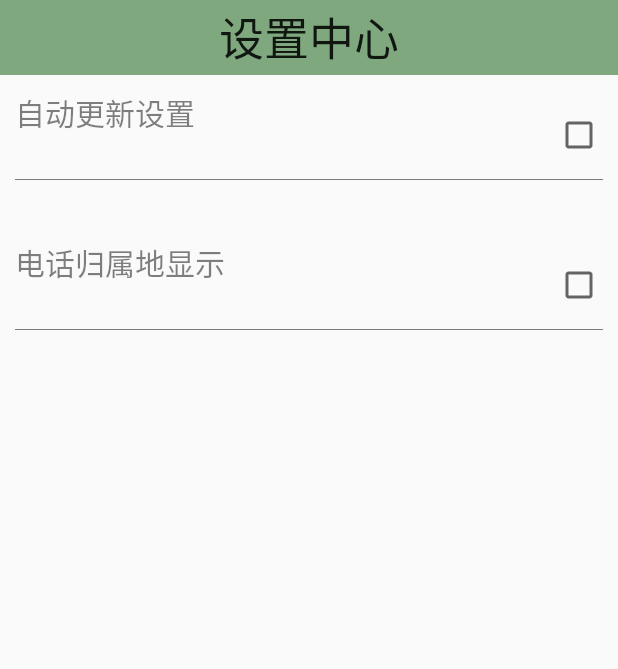
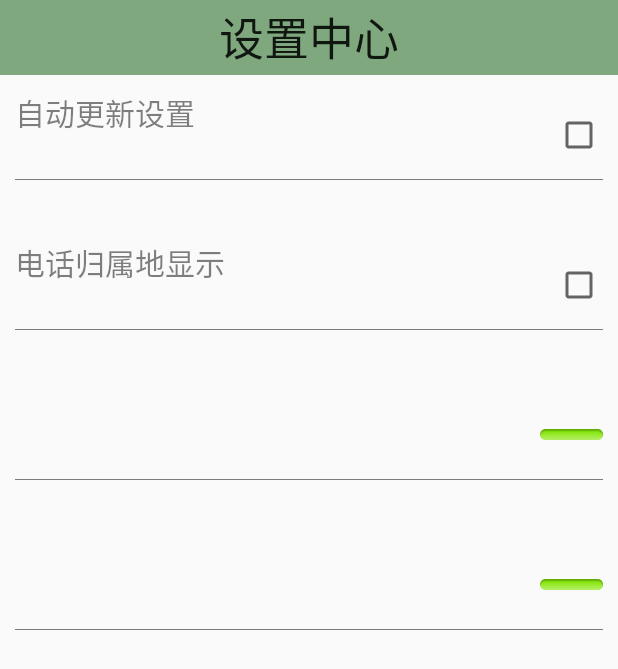
Before and after one commit to FAAAAAAAAY/MobileSafe1, an Android app: the layout activity_setting.xml on its own in the app's theme, with its tools: preview values and no code run, on a phone screen of 412 x 824 dp. Shown: the top 669 px of the screen. Run offline under Robolectric (Android 15) with nearby library versions, the phone set to English and light mode, and no system bars.

Commit message:
Drag view!!!!!!!

```diff
--- /dev/null
+++ b/app/src/main/java/com/example/yifei/mobilesafe/view/SettingClickView.java
@@ -0,0 +1,63 @@
+package com.example.yifei.mobilesafe.view;
+
+import android.content.Context;
+import android.util.AttributeSet;
+import android.view.View;
+import android.widget.CheckBox;
+import android.widget.ImageView;
+import android.widget.RelativeLayout;
+import android.widget.TextView;
+
+import com.example.yifei.mobilesafe.R;
+
+/**
+ * Created by Yifei on 2015/8/5.
+ *
+ * 设置中心的自定义布局
+ */
+public class SettingClickView extends RelativeLayout {
+    private TextView tvTitle;
+    private TextView tvDesc;
+
+
+    public SettingClickView(Context context) {
+        super(context);
+        initLayout();
+    }
+
+    public SettingClickView(Context context, AttributeSet attrs) {
+        super(context, attrs);
+
+        initLayout();
+
+    }
+
+    public SettingClickView(Context context, AttributeSet attrs, int defStyleAttr) {
+        super(context, attrs, defStyleAttr);
+
+
+        initLayout();
+    }
+
+
+
+    private void initLayout() {
+
+        View.inflate(getContext(), R.layout.view_setting_click, this);
+        tvTitle = (TextView) findViewById(R.id.tv_title);
+        tvDesc = (TextView) findViewById(R.id.tv_desc);
+
+    }
+
+    public void setTitle(String title) {
+        this.tvTitle.setText(title);
+    }
+
+
+    public void setDesc(String desc){
+        this.tvDesc.setText(desc);
+    }
+
+
+
+}
--- a/app/src/main/res/layout/activity_setting.xml
+++ b/app/src/main/res/layout/activity_setting.xml
@@ -29,5 +29,17 @@
         yifei:desc_on="电话归属地显示开启"
         yifei:desc_off="电话归属地显示关闭"/>
 
+    <com.example.yifei.mobilesafe.view.SettingClickView
+        android:id="@+id/siv_address_style"
+        android:layout_width="wrap_content"
+        android:layout_height="100dp"
+        />
+
+    <com.example.yifei.mobilesafe.view.SettingClickView
+        android:id="@+id/siv_address_location"
+        android:layout_width="wrap_content"
+        android:layout_height="100dp"
+        />
+
 
 </LinearLayout>
--- /dev/null
+++ b/app/src/main/res/layout/view_setting_click.xml
@@ -0,0 +1,47 @@
+<?xml version="1.0" encoding="utf-8"?>
+<LinearLayout xmlns:android="http://schemas.android.com/apk/res/android"
+    android:orientation="vertical" android:layout_width="match_parent"
+    android:layout_height="match_parent">
+
+    <!--设置中心的自定义布局-->
+
+
+    <RelativeLayout
+        android:layout_width="match_parent"
+        android:layout_height="80dp"
+        android:padding="10dp">
+
+        <TextView
+            android:id="@+id/tv_title"
+            android:layout_width="wrap_content"
+            android:layout_height="wrap_content"
+            android:textSize="20dp"
+            android:textColor="@color/bright_foreground_disabled_material_light" />
+
+        <TextView
+            android:id="@+id/tv_desc"
+            android:layout_width="wrap_content"
+            android:layout_height="wrap_content"
+            android:layout_marginTop="5dp"
+            android:layout_below="@+id/tv_title"
+            android:textSize="15dp"
+            android:textColor="@color/abc_primary_text_material_light" />
+
+        <ImageView
+            android:layout_width="wrap_content"
+            android:layout_height="wrap_content"
+            android:src="@android:drawable/button_onoff_indicator_on"
+            android:layout_alignParentRight="true"
+            android:layout_centerVertical="true"/>
+
+
+        <View
+            android:layout_width="match_parent"
+            android:layout_height="0.2dp"
+            android:background="@color/bright_foreground_disabled_material_light"
+            android:layout_alignParentBottom="true"
+            />
+
+    </RelativeLayout>
+
+</LinearLayout>
--- a/app/src/main/res/values/strings.xml
+++ b/app/src/main/res/values/strings.xml
@@ -14,4 +14,5 @@
     <string name="title_activity_contact">ContactActivity</string>
     <string name="title_activity_atools">AToolsActivity</string>
     <string name="title_activity_address">AddressActivity</string>
+    <string name="title_activity_drag_view">DragViewActivity</string>
 </resources>
```
Also changed, not shown: app/src/main/AndroidManifest.xml (+7 -1 lines), app/src/main/java/com/example/yifei/mobilesafe/activity/DragViewActivity.java (added, +121 -0 lines), app/src/main/java/com/example/yifei/mobilesafe/activity/SettingActivity.java (+55 -1 lines), app/src/main/java/com/example/yifei/mobilesafe/service/AddressService.java (+99 -8 lines), app/src/main/res/layout/activity_drag_view.xml (added, +42 -0 lines), app/src/main/res/layout/toast_address.xml (added, +20 -0 lines), app/src/main/res/menu/menu_drag_view.xml (added, +7 -0 lines), app/src/main/res/drawable/call_locate_blue.9.png (added), app/src/main/res/drawable/call_locate_gray.9.png (added), app/src/main/res/drawable/call_locate_green.9.png (added), app/src/main/res/drawable/call_locate_orange.9.png (added), app/src/main/res/drawable/call_locate_white.9.png (added), 1 other file.
